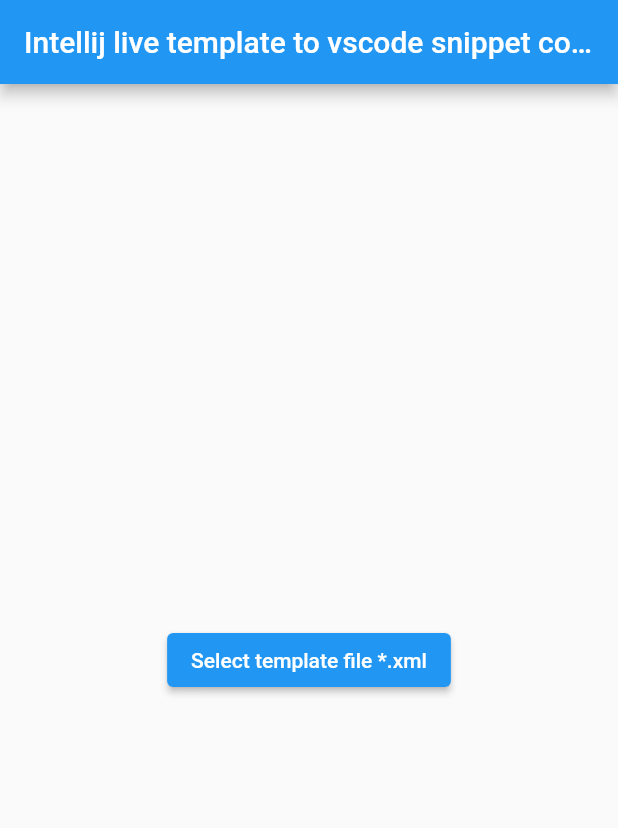
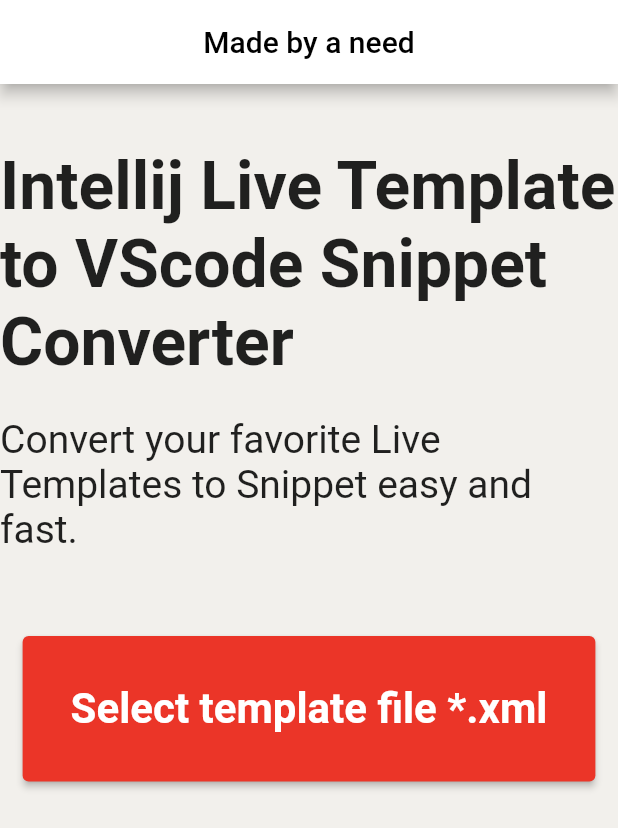
Before and after one commit to MostafaSolimanMO/live_template_to_vscode_snippet.github.io, a Flutter app: the screen it shows after launch, after a tap on "Select template file *.xml", on a phone screen of 412 x 824 dp. Shown: the top 828 px of the screen. Run offline on Flutter 3.47's test engine with Material 2 defaults, Android fonts, the light colour scheme and no system bars; our stand-ins replace file_picker; missing offline and left inert: dart:html.

Commit message:
improve ui - seprate the xml converter to class with a seprated methods with some docs

```diff
--- /dev/null
+++ b/lib/converter.dart
@@ -0,0 +1,93 @@
+import 'dart:convert';
+// ignore: avoid_web_libraries_in_flutter
+import 'dart:html';
+
+import 'package:file_picker/file_picker.dart';
+import 'package:xml/xml.dart';
+
+class XmlFileConverter {
+  final PlatformFile file;
+
+  late Map<String, dynamic> snippet;
+  late XmlDocument xml;
+
+  XmlFileConverter(this.file) {
+    snippet = {};
+
+    /// Our snippet file
+    xml = XmlDocument.parse(utf8.decode(file.bytes!.cast<int>()));
+  }
+
+  convert() {
+    /// Loop through the xml doc
+    for (final template in xml.findAllElements("template").toList()) {
+      /// convert template to snippet by parsing it into snippet formula
+      /// Ervery Live Template Xml file looks like this:
+      ///
+      /// <templateSet group="Cubit">
+      /// <template name="cub"
+      ///           value="import 'package:bloc/bloc.dart'; Etc.."
+      ///           description="Implemet of cubit class"
+      ///           toReformat="false"
+      ///           toShortenFQNames="true">
+      ///   <variable name="NAME"
+      ///             expression=""
+      ///             defaultValue=""
+      ///              alwaysStopAt="true"/>
+      ///   <context>
+      ///     <option
+      ///         name="DART"
+      ///         value="true"/>
+      ///   </context>
+      /// </template>
+      /// </templateSet>
+      ///
+      /// Sinnpet Title => template : description : 0
+      /// Sinnpet prefix => template : name : 2
+      /// Sinnpet body => template : value : 1
+      ///
+      snippet.addEntries({
+        '"${template.attributes[2].value}"': {
+          '"prefix"': '"${template.attributes[0].value}"',
+          '"body"': _snippetBodyMapper(template.attributes[1].value)
+        }
+      }.entries);
+    }
+  }
+
+  List<String> _snippetBodyMapper(String value) =>
+      value.split('\n').map<String>(_snippetBodyStringfier).toList();
+
+  /// Trim each line of code passed from [snippetBodyMapper] map function
+  /// and applying the double quotation marks and passing it to [fixSnippetBodyCursor]
+  /// to format the cursor indicator to satifiy [vscode] needs
+  String _snippetBodyStringfier(String str) =>
+      '"${str.trim().replaceFirstMapped(RegExp(r"\$.*?\$"), _fixSnippetBodyCursor)}"';
+
+  /// By default the [template] cursor is $value$ and this doesn't go well
+  /// with [vscode] needs so we have to remove the last $ symbol
+  /// so it just be $value so you can use it with no hassel <3
+  String _fixSnippetBodyCursor(Match match) {
+    var str = match.group(0);
+    if (str != null && str.isNotEmpty) {
+      str = str.substring(0, str.length - 1);
+    }
+    return str!;
+  }
+
+  download() {
+    /// Using 'a' tag and assigning donwload href attribute
+    /// and executing onClick using anchorElement.click()
+    final rawData = snippet.toString().codeUnits;
+    final content = base64Encode(rawData);
+    AnchorElement(
+        href: "data:application/json;charset=utf-16le;base64,$content")
+      ..setAttribute(
+          "Download",
+
+          /// setting downloaded file name to the corrisponding langauge name .json
+          /// according to the live template file
+          "${xml.findAllElements('option').toList().first.getAttribute("name")!.toLowerCase()}.json")
+      ..click();
+  }
+}
--- a/lib/main.dart
+++ b/lib/main.dart
@@ -1,12 +1,8 @@
-// ignore_for_file: avoid_web_libraries_in_flutter
-
-import 'dart:convert';
-import 'dart:html';
-
 import 'package:flutter/material.dart';
 
 import 'package:file_picker/file_picker.dart';
-import 'package:xml/xml.dart';
+
+import 'converter.dart';
 
 void main() => runApp(const MyApp());
 
@@ -14,37 +10,15 @@
   const MyApp({Key? key}) : super(key: key);
 
   @override
-  Widget build(BuildContext context) => const MaterialApp(home: HomePage());
+  Widget build(BuildContext context) => const MaterialApp(
+        home: HomePage(),
+      );
 }
 
 class HomePage extends StatelessWidget {
   const HomePage({Key? key}) : super(key: key);
 
-  /// map the xml body string to a splitted list by going through the [snippetBodyStringfier]
-  List<String> snippetBodyMapper(String value) =>
-      value.split('\n').map<String>(snippetBodyStringfier).toList();
-
-  /// trim each line of code passed from [snippetBodyMapper] map function
-  /// and applying the double quotation marks and passing it to [fixSnippetBodyCursor]
-  /// to format the cursor indicator to satifiy [vscode] needs
-  String snippetBodyStringfier(String str) {
-    return '"${str.trim().replaceFirstMapped(RegExp(r"\$.*?\$"), fixSnippetBodyCursor)}"';
-  }
-
-  /// by default the [template] cursor is $value$ and this doesn't go well
-  /// with [vscode] needs so we have to remove the last $ symbol
-  /// so it just be $value so you can use it with no hassel <3
-  String fixSnippetBodyCursor(Match match) {
-    var str = match.group(0);
-    if (str != null && str.isNotEmpty) {
-      str = str.substring(0, str.length - 1);
-    }
-    return str!;
-  }
-
   void convert() async {
-    final Map<String, dynamic> snippet = {};
-
     FilePickerResult? result = await FilePicker.platform.pickFiles(
       type: FileType.custom,
       dialogTitle: "Select live template xml file",
@@ -52,48 +26,75 @@
     );
 
     if (result != null) {
-      // Parse/Read xml file
-      final fileBytes = utf8.decode(result.files.single.bytes!.cast<int>());
-      final xml = XmlDocument.parse(fileBytes);
-
-      // Loop through the xml doc
-      for (final template in xml.findAllElements("template").toList()) {
-        // convert template to snippet by parsing it into snippet formula
-        snippet.addEntries({
-          '"${template.attributes[2].value}"': {
-            '"prefix"': '"${template.attributes[0].value}"',
-            '"body"': snippetBodyMapper(template.attributes[1].value)
-          }
-        }.entries);
-      }
-
-      // download the file by converting the snippet object into bytes and download it
-      // using 'a' tag and assigning donwload href attribute
-      // and executing onClick using anchorElement.click()
-      final rawData = snippet.toString().codeUnits;
-      final content = base64Encode(rawData);
-      AnchorElement(
-          href: "data:application/json;charset=utf-16le;base64,$content")
-        ..setAttribute(
-            "download",
-            // setting downloaded file name to the corrisponding langauge name .json
-            // according to the live template file
-            "${xml.findAllElements('option').toList().first.getAttribute("name")!.toLowerCase()}.json")
-        ..click();
+      XmlFileConverter(result.files.single)
+        ..convert()
+        ..download();
     }
   }
 
   @override
   Widget build(BuildContext context) {
     return Scaffold(
+      backgroundColor: const Color.fromRGBO(242, 240, 236, 1),
       appBar: AppBar(
-        title: const Text("Intellij live template to vscode snippet converter"),
+        backgroundColor: Colors.white,
+        title: const Text(
+          "Made by a need",
+          style: TextStyle(
+            color: Colors.black,
+          ),
+        ),
         centerTitle: true,
       ),
-      body: Center(
-        child: ElevatedButton(
-            onPressed: convert,
-            child: const Text("Select template file *.xml")),
+      body: Stack(
+        children: [
+          Center(
+            child: Column(
+              children: [
+                const SizedBox(
+                  height: 42,
+                ),
+                const Text(
+                  'Intellij Live Template to VScode Snippet Converter',
+                  style: TextStyle(
+                    fontSize: 44,
+                    fontWeight: FontWeight.w600,
+                  ),
+                ),
+                const SizedBox(
+                  height: 24,
+                ),
+                const Text(
+                  'Convert your favorite Live Templates to Snippet easy and fast.',
+                  style: TextStyle(
+                    fontSize: 26,
+                  ),
+                ),
+                const SizedBox(
+                  height: 56,
+                ),
+                ElevatedButton(
+                  onPressed: convert,
+                  style: ElevatedButton.styleFrom(
+                    primary: const Color.fromARGB(255, 235, 53, 40),
+                    onPrimary: Colors.black,
+                    onSurface: Colors.black,
+                    minimumSize: const Size(72, 64),
+                    padding: const EdgeInsets.all(32),
+                  ),
+                  child: const Text(
+                    "Select template file *.xml",
+                    style: TextStyle(
+                      fontSize: 28,
+                      fontWeight: FontWeight.w600,
+                      color: Colors.white,
+                    ),
+                  ),
+                ),
+              ],
+            ),
+          ),
+        ],
       ),
     );
   }
```
